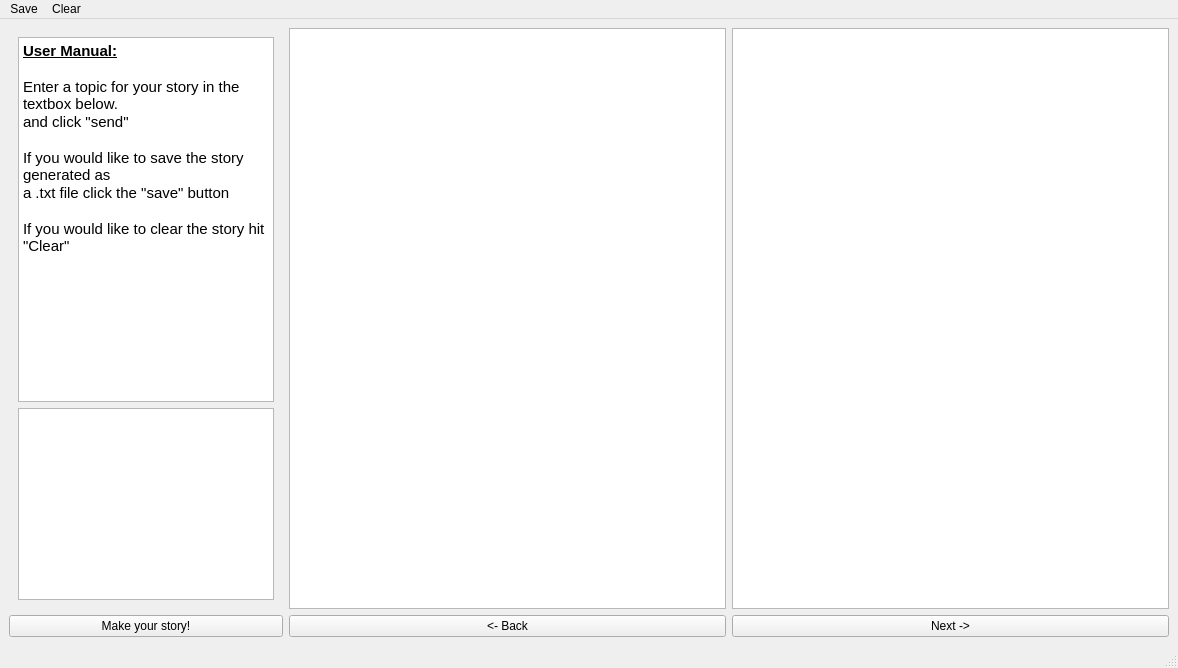
Above: mainwindow.ui from jake-kolk/Hackathon before the change. Below: the same form after it.
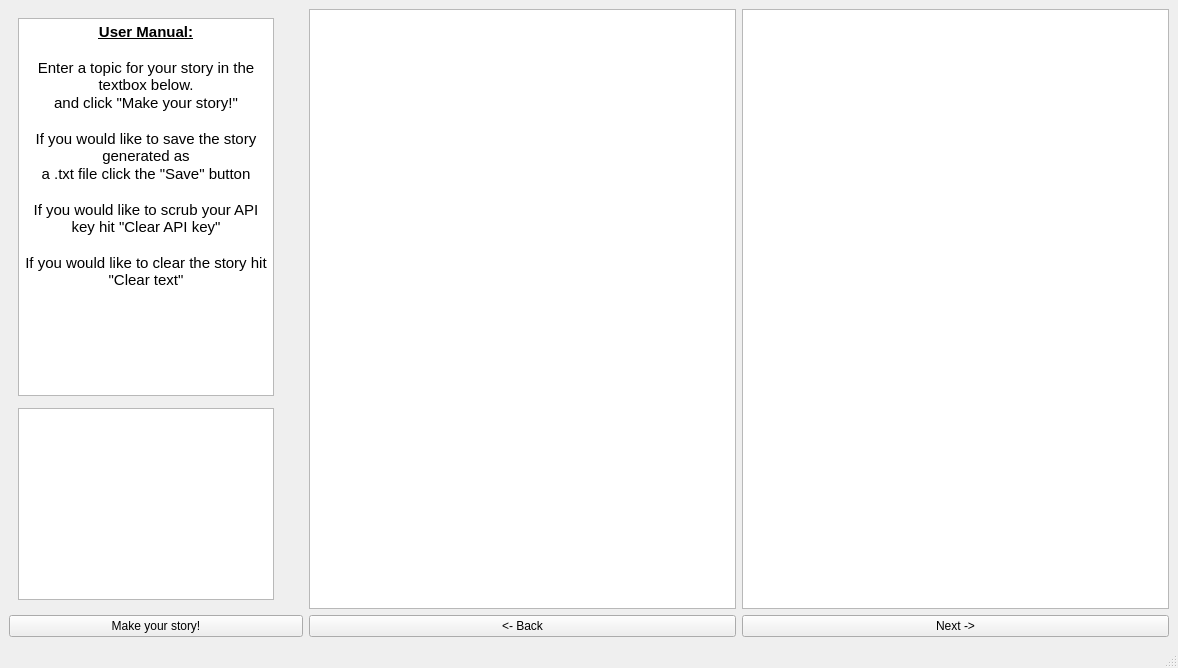
That is the form after the change.

Patch:
```diff
--- a/mainwindow.ui
+++ b/mainwindow.ui
@@ -30,7 +30,37 @@
     </size>
    </property>
    <layout class="QGridLayout" name="gridLayout">
+    <item row="1" column="3">
+     <widget class="QTextBrowser" name="responseBox"/>
+    </item>
+    <item row="2" column="4">
+     <widget class="QPushButton" name="pushButton">
+      <property name="text">
+       <string>Next -&gt;</string>
+      </property>
+     </widget>
+    </item>
     <item row="2" column="2">
+     <widget class="QPushButton" name="sendButton">
+      <property name="text">
+       <string>Make your story!</string>
+      </property>
+     </widget>
+    </item>
+    <item row="2" column="3">
+     <widget class="QPushButton" name="pushButton_2">
+      <property name="text">
+       <string>&lt;- Back</string>
+      </property>
+     </widget>
+    </item>
+    <item row="1" column="1">
+     <layout class="QVBoxLayout" name="verticalLayout"/>
+    </item>
+    <item row="1" column="4">
+     <widget class="QGraphicsView" name="graphicsView"/>
+    </item>
+    <item row="1" column="2">
      <widget class="QWidget" name="gridWidget" native="true">
       <property name="maximumSize">
        <size>
@@ -39,7 +69,7 @@
        </size>
       </property>
       <layout class="QGridLayout" name="gridLayout_2">
-       <item row="1" column="0" alignment="Qt::AlignmentFlag::AlignHCenter">
+       <item row="0" column="0" alignment="Qt::AlignmentFlag::AlignHCenter">
         <widget class="QTextBrowser" name="textBrowser">
          <property name="minimumSize">
           <size>
@@ -58,17 +88,19 @@
 li.unchecked::marker { content: &quot;\2610&quot;; }
 li.checked::marker { content: &quot;\2612&quot;; }
 &lt;/style&gt;&lt;/head&gt;&lt;body style=&quot; font-family:'Segoe UI'; font-size:9pt; font-weight:400; font-style:normal;&quot;&gt;
-&lt;p style=&quot; margin-top:0px; margin-bottom:0px; margin-left:0px; margin-right:0px; -qt-block-indent:0; text-indent:0px;&quot;&gt;&lt;span style=&quot; font-size:11pt; font-weight:700; text-decoration: underline;&quot;&gt;User Manual:&lt;/span&gt;&lt;/p&gt;
-&lt;p style=&quot;-qt-paragraph-type:empty; margin-top:0px; margin-bottom:0px; margin-left:0px; margin-right:0px; -qt-block-indent:0; text-indent:0px; font-size:11pt; font-weight:700; text-decoration: underline;&quot;&gt;&lt;br /&gt;&lt;/p&gt;
-&lt;p style=&quot; margin-top:0px; margin-bottom:0px; margin-left:0px; margin-right:0px; -qt-block-indent:0; text-indent:0px;&quot;&gt;&lt;span style=&quot; font-size:11pt;&quot;&gt;Enter a topic for your story in the textbox below.&lt;/span&gt;&lt;/p&gt;
-&lt;p style=&quot; margin-top:0px; margin-bottom:0px; margin-left:0px; margin-right:0px; -qt-block-indent:0; text-indent:0px;&quot;&gt;&lt;span style=&quot; font-size:11pt;&quot;&gt;and click &amp;quot;send&amp;quot;&lt;/span&gt;&lt;/p&gt;
-&lt;p style=&quot;-qt-paragraph-type:empty; margin-top:0px; margin-bottom:0px; margin-left:0px; margin-right:0px; -qt-block-indent:0; text-indent:0px; font-size:11pt;&quot;&gt;&lt;br /&gt;&lt;/p&gt;
-&lt;p style=&quot; margin-top:0px; margin-bottom:0px; margin-left:0px; margin-right:0px; -qt-block-indent:0; text-indent:0px;&quot;&gt;&lt;span style=&quot; font-size:11pt;&quot;&gt;If you would like to save the story generated as&lt;/span&gt;&lt;/p&gt;
-&lt;p style=&quot; margin-top:0px; margin-bottom:0px; margin-left:0px; margin-right:0px; -qt-block-indent:0; text-indent:0px;&quot;&gt;&lt;span style=&quot; font-size:11pt;&quot;&gt;a .txt file click the &amp;quot;save&amp;quot; button&lt;/span&gt;&lt;/p&gt;
-&lt;p style=&quot;-qt-paragraph-type:empty; margin-top:0px; margin-bottom:0px; margin-left:0px; margin-right:0px; -qt-block-indent:0; text-indent:0px; font-size:11pt;&quot;&gt;&lt;br /&gt;&lt;/p&gt;
-&lt;p style=&quot; margin-top:0px; margin-bottom:0px; margin-left:0px; margin-right:0px; -qt-block-indent:0; text-indent:0px;&quot;&gt;&lt;span style=&quot; font-size:11pt;&quot;&gt;If you would like to clear the story hit &amp;quot;Clear&amp;quot;&lt;/span&gt;&lt;/p&gt;
-&lt;p style=&quot;-qt-paragraph-type:empty; margin-top:0px; margin-bottom:0px; margin-left:0px; margin-right:0px; -qt-block-indent:0; text-indent:0px; font-size:11pt;&quot;&gt;&lt;br /&gt;&lt;/p&gt;
-&lt;p style=&quot;-qt-paragraph-type:empty; margin-top:0px; margin-bottom:0px; margin-left:0px; margin-right:0px; -qt-block-indent:0; text-indent:0px; font-size:12pt;&quot;&gt;&lt;br /&gt;&lt;/p&gt;&lt;/body&gt;&lt;/html&gt;</string>
+&lt;p align=&quot;center&quot; style=&quot; margin-top:0px; margin-bottom:0px; margin-left:0px; margin-right:0px; -qt-block-indent:0; text-indent:0px;&quot;&gt;&lt;span style=&quot; font-size:11pt; font-weight:700; text-decoration: underline;&quot;&gt;User Manual:&lt;/span&gt;&lt;/p&gt;
+&lt;p align=&quot;center&quot; style=&quot;-qt-paragraph-type:empty; margin-top:0px; margin-bottom:0px; margin-left:0px; margin-right:0px; -qt-block-indent:0; text-indent:0px; font-size:11pt; font-weight:700; text-decoration: underline;&quot;&gt;&lt;br /&gt;&lt;/p&gt;
+&lt;p align=&quot;center&quot; style=&quot; margin-top:0px; margin-bottom:0px; margin-left:0px; margin-right:0px; -qt-block-indent:0; text-indent:0px;&quot;&gt;&lt;span style=&quot; font-size:11pt;&quot;&gt;Enter a topic for your story in the textbox below.&lt;/span&gt;&lt;/p&gt;
+&lt;p align=&quot;center&quot; style=&quot; margin-top:0px; margin-bottom:0px; margin-left:0px; margin-right:0px; -qt-block-indent:0; text-indent:0px;&quot;&gt;&lt;span style=&quot; font-size:11pt;&quot;&gt;and click &amp;quot;Make your story!&amp;quot;&lt;/span&gt;&lt;/p&gt;
+&lt;p align=&quot;center&quot; style=&quot;-qt-paragraph-type:empty; margin-top:0px; margin-bottom:0px; margin-left:0px; margin-right:0px; -qt-block-indent:0; text-indent:0px; font-size:11pt;&quot;&gt;&lt;br /&gt;&lt;/p&gt;
+&lt;p align=&quot;center&quot; style=&quot; margin-top:0px; margin-bottom:0px; margin-left:0px; margin-right:0px; -qt-block-indent:0; text-indent:0px;&quot;&gt;&lt;span style=&quot; font-size:11pt;&quot;&gt;If you would like to save the story generated as&lt;/span&gt;&lt;/p&gt;
+&lt;p align=&quot;center&quot; style=&quot; margin-top:0px; margin-bottom:0px; margin-left:0px; margin-right:0px; -qt-block-indent:0; text-indent:0px;&quot;&gt;&lt;span style=&quot; font-size:11pt;&quot;&gt;a .txt file click the &amp;quot;Save&amp;quot; button&lt;/span&gt;&lt;/p&gt;
+&lt;p align=&quot;center&quot; style=&quot;-qt-paragraph-type:empty; margin-top:0px; margin-bottom:0px; margin-left:0px; margin-right:0px; -qt-block-indent:0; text-indent:0px; font-size:11pt;&quot;&gt;&lt;br /&gt;&lt;/p&gt;
+&lt;p align=&quot;center&quot; style=&quot; margin-top:0px; margin-bottom:0px; margin-left:0px; margin-right:0px; -qt-block-indent:0; text-indent:0px;&quot;&gt;&lt;span style=&quot; font-size:11pt;&quot;&gt;If you would like to scrub your API key hit &amp;quot;Clear API key&amp;quot;&lt;/span&gt;&lt;/p&gt;
+&lt;p align=&quot;center&quot; style=&quot;-qt-paragraph-type:empty; margin-top:0px; margin-bottom:0px; margin-left:0px; margin-right:0px; -qt-block-indent:0; text-indent:0px; font-size:11pt;&quot;&gt;&lt;br /&gt;&lt;/p&gt;
+&lt;p align=&quot;center&quot; style=&quot; margin-top:0px; margin-bottom:0px; margin-left:0px; margin-right:0px; -qt-block-indent:0; text-indent:0px;&quot;&gt;&lt;span style=&quot; font-size:11pt;&quot;&gt;If you would like to clear the story hit &amp;quot;Clear text&amp;quot;&lt;/span&gt;&lt;/p&gt;
+&lt;p align=&quot;center&quot; style=&quot;-qt-paragraph-type:empty; margin-top:0px; margin-bottom:0px; margin-left:0px; margin-right:0px; -qt-block-indent:0; text-indent:0px; font-size:11pt;&quot;&gt;&lt;br /&gt;&lt;/p&gt;
+&lt;p align=&quot;center&quot; style=&quot;-qt-paragraph-type:empty; margin-top:0px; margin-bottom:0px; margin-left:0px; margin-right:0px; -qt-block-indent:0; text-indent:0px; font-size:11pt;&quot;&gt;&lt;br /&gt;&lt;/p&gt;&lt;/body&gt;&lt;/html&gt;</string>
          </property>
         </widget>
        </item>
@@ -89,39 +121,22 @@
          </property>
         </widget>
        </item>
+       <item row="0" column="1" rowspan="2">
+        <spacer name="verticalSpacer">
+         <property name="orientation">
+          <enum>Qt::Orientation::Vertical</enum>
+         </property>
+         <property name="sizeHint" stdset="0">
+          <size>
+           <width>20</width>
+           <height>40</height>
+          </size>
+         </property>
+        </spacer>
+       </item>
       </layout>
      </widget>
     </item>
-    <item row="2" column="1">
-     <layout class="QVBoxLayout" name="verticalLayout"/>
-    </item>
-    <item row="2" column="3">
-     <widget class="QTextBrowser" name="responseBox"/>
-    </item>
-    <item row="3" column="4">
-     <widget class="QPushButton" name="pushButton">
-      <property name="text">
-       <string>Next -&gt;</string>
-      </property>
-     </widget>
-    </item>
-    <item row="3" column="2">
-     <widget class="QPushButton" name="sendButton">
-      <property name="text">
-       <string>Make your story!</string>
-      </property>
-     </widget>
-    </item>
-    <item row="2" column="4">
-     <widget class="QGraphicsView" name="graphicsView"/>
-    </item>
-    <item row="3" column="3">
-     <widget class="QPushButton" name="pushButton_2">
-      <property name="text">
-       <string>&lt;- Back</string>
-      </property>
-     </widget>
-    </item>
    </layout>
   </widget>
   <widget class="QStatusBar" name="statusbar"/>
@@ -134,18 +149,6 @@
      <height>25</height>
     </rect>
    </property>
-   <widget class="QMenu" name="menuSave">
-    <property name="title">
-     <string>Save</string>
-    </property>
-   </widget>
-   <widget class="QMenu" name="menuClear">
-    <property name="title">
-     <string>Clear</string>
-    </property>
-   </widget>
-   <addaction name="menuSave"/>
-   <addaction name="menuClear"/>
   </widget>
  </widget>
  <resources/>
```
